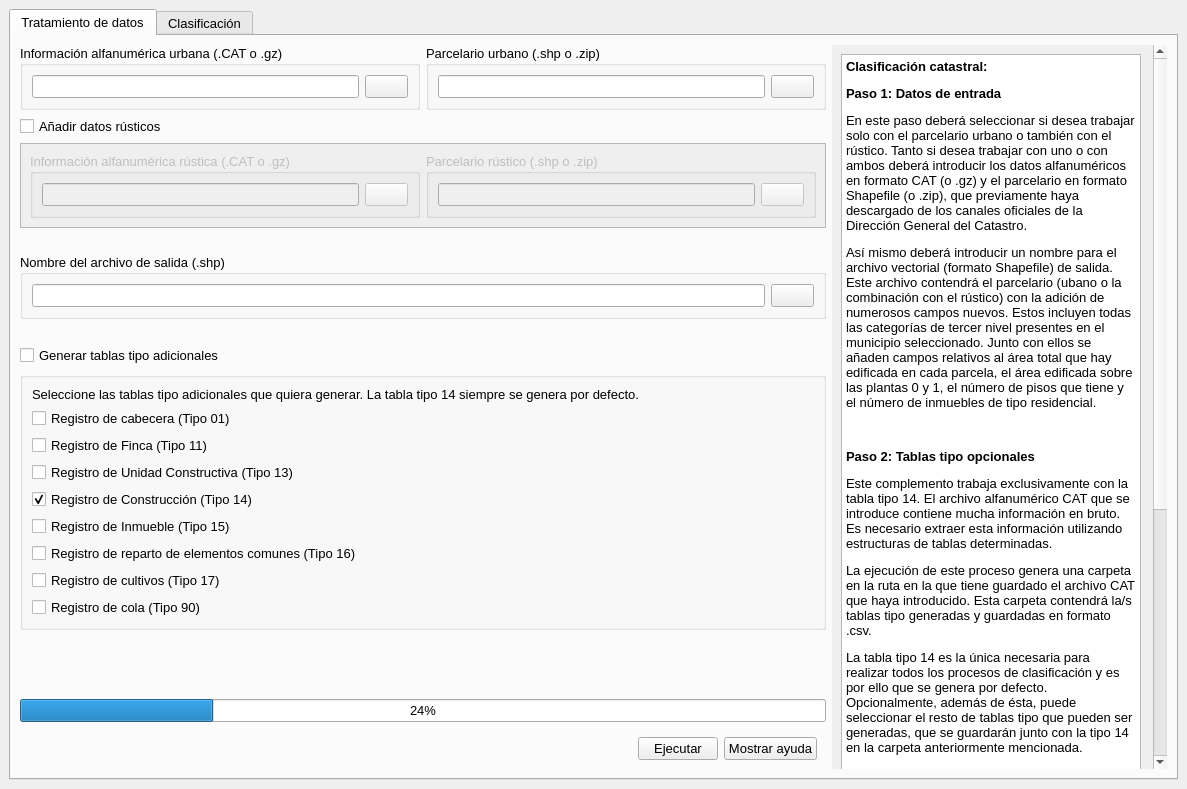
Before: the Qt Designer form cadastral_classifier_dialog_base.ui in TransUrban-UAH/Cadastral_Classifier, drawn with Qt 5.
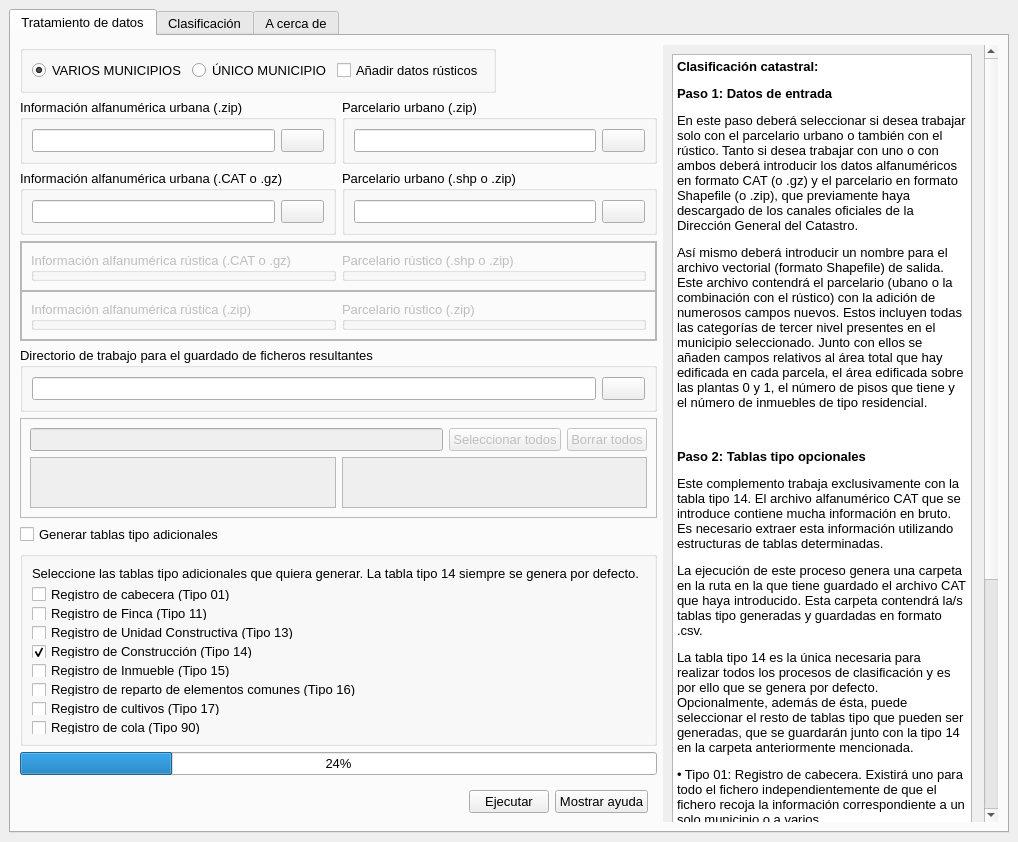
After: the same form once the commit is applied. Icons and pictures are not drawn.

Patch:
```diff
--- a/cadastral_classifier_dialog_base.ui
+++ b/cadastral_classifier_dialog_base.ui
@@ -6,8 +6,8 @@
    <rect>
     <x>0</x>
     <y>0</y>
-    <width>1187</width>
-    <height>789</height>
+    <width>1018</width>
+    <height>842</height>
    </rect>
   </property>
   <property name="sizePolicy">
@@ -18,8 +18,8 @@
   </property>
   <property name="minimumSize">
    <size>
-    <width>1187</width>
-    <height>789</height>
+    <width>1018</width>
+    <height>842</height>
    </size>
   </property>
   <property name="maximumSize">
@@ -51,7 +51,25 @@
   <widget class="QWidget" name="Content_DockW">
    <layout class="QVBoxLayout" name="verticalLayout_89">
     <item>
-     <widget class="QTabWidget" name="Boxes">
+     <widget class="QTabWidget" name="Main">
+      <property name="sizePolicy">
+       <sizepolicy hsizetype="Preferred" vsizetype="Preferred">
+        <horstretch>0</horstretch>
+        <verstretch>0</verstretch>
+       </sizepolicy>
+      </property>
+      <property name="minimumSize">
+       <size>
+        <width>1000</width>
+        <height>800</height>
+       </size>
+      </property>
+      <property name="maximumSize">
+       <size>
+        <width>16777215</width>
+        <height>16777215</height>
+       </size>
+      </property>
       <property name="font">
        <font>
         <pointsize>10</pointsize>
@@ -71,7 +89,73 @@
         <item>
          <layout class="QVBoxLayout" name="Vertical_quadrant_1">
           <item>
-           <widget class="QWidget" name="widget_3" native="true">
+           <widget class="QGroupBox" name="groupBox_clasif_option_2">
+            <property name="sizePolicy">
+             <sizepolicy hsizetype="Preferred" vsizetype="Preferred">
+              <horstretch>0</horstretch>
+              <verstretch>0</verstretch>
+             </sizepolicy>
+            </property>
+            <property name="title">
+             <string/>
+            </property>
+            <layout class="QHBoxLayout" name="horizontalLayout_25">
+             <property name="sizeConstraint">
+              <enum>QLayout::SetFixedSize</enum>
+             </property>
+             <item>
+              <widget class="QRadioButton" name="option_multiple_mun_p1">
+               <property name="sizePolicy">
+                <sizepolicy hsizetype="Preferred" vsizetype="Preferred">
+                 <horstretch>0</horstretch>
+                 <verstretch>0</verstretch>
+                </sizepolicy>
+               </property>
+               <property name="text">
+                <string>VARIOS MUNICIPIOS</string>
+               </property>
+               <property name="checked">
+                <bool>true</bool>
+               </property>
+              </widget>
+             </item>
+             <item>
+              <widget class="QRadioButton" name="option_single_mun_p1">
+               <property name="sizePolicy">
+                <sizepolicy hsizetype="Preferred" vsizetype="Preferred">
+                 <horstretch>0</horstretch>
+                 <verstretch>0</verstretch>
+                </sizepolicy>
+               </property>
+               <property name="text">
+                <string>ÚNICO MUNICIPIO</string>
+               </property>
+               <property name="checked">
+                <bool>false</bool>
+               </property>
+              </widget>
+             </item>
+             <item>
+              <widget class="QCheckBox" name="Option_include_rural">
+               <property name="sizePolicy">
+                <sizepolicy hsizetype="Preferred" vsizetype="Preferred">
+                 <horstretch>0</horstretch>
+                 <verstretch>0</verstretch>
+                </sizepolicy>
+               </property>
+               <property name="cursor">
+                <cursorShape>ArrowCursor</cursorShape>
+               </property>
+               <property name="text">
+                <string>Añadir datos rústicos</string>
+               </property>
+              </widget>
+             </item>
+            </layout>
+           </widget>
+          </item>
+          <item>
+           <widget class="QWidget" name="widget_opcion_U_multi" native="true">
             <layout class="QHBoxLayout" name="horizontalLayout_20">
              <property name="leftMargin">
               <number>0</number>
@@ -93,7 +177,7 @@
                 </font>
                </property>
                <property name="title">
-                <string>Información alfanumérica urbana (.CAT o .gz)</string>
+                <string>Información alfanumérica urbana (.zip)</string>
                </property>
                <property name="flat">
                 <bool>true</bool>
@@ -130,7 +214,7 @@
                 </sizepolicy>
                </property>
                <property name="title">
-                <string>Parcelario urbano (.shp o .zip)</string>
+                <string>Parcelario urbano (.zip)</string>
                </property>
                <layout class="QHBoxLayout" name="horizontalLayout_14">
                 <item>
@@ -159,47 +243,39 @@
            </widget>
           </item>
           <item>
-           <widget class="QCheckBox" name="Option_include_rural">
-            <property name="cursor">
-             <cursorShape>ArrowCursor</cursorShape>
-            </property>
-            <property name="text">
-             <string>Añadir datos rústicos</string>
-            </property>
-           </widget>
-          </item>
-          <item>
-           <widget class="QFrame" name="frame">
-            <property name="enabled">
-             <bool>false</bool>
-            </property>
-            <property name="autoFillBackground">
-             <bool>true</bool>
-            </property>
-            <property name="frameShape">
-             <enum>QFrame::StyledPanel</enum>
-            </property>
-            <property name="frameShadow">
-             <enum>QFrame::Plain</enum>
-            </property>
-            <layout class="QHBoxLayout" name="horizontalLayout">
+           <widget class="QWidget" name="widget_opcion_U_unique" native="true">
+            <layout class="QHBoxLayout" name="horizontalLayout_22">
+             <property name="leftMargin">
+              <number>0</number>
+             </property>
+             <property name="topMargin">
+              <number>0</number>
+             </property>
+             <property name="rightMargin">
+              <number>0</number>
+             </property>
+             <property name="bottomMargin">
+              <number>0</number>
+             </property>
              <item>
-              <widget class="QGroupBox" name="Group_CAT_R">
-               <property name="focusPolicy">
-                <enum>Qt::NoFocus</enum>
+              <widget class="QGroupBox" name="Group_CAT_U_unique">
+               <property name="font">
+                <font>
+                 <pointsize>10</pointsize>
+                </font>
                </property>
                <property name="title">
-                <string>Información alfanumérica rústica (.CAT o .gz)</string>
+                <string>Información alfanumérica urbana (.CAT o .gz)</string>
                </property>
                <property name="flat">
                 <bool>true</bool>
                </property>
-               <layout class="QHBoxLayout" name="horizontalLayout_19">
+               <layout class="QHBoxLayout" name="horizontalLayout_35">
                 <item>
-                 <widget class="QLineEdit" name="dir_cat_rust"/>
+                 <widget class="QLineEdit" name="dir_cat_urb_unique"/>
                 </item>
                 <item>
-                 <widget class="QPushButton" name="button_cat_rust">
+                 <widget class="QPushButton" name="button_cat_urb_unique">
                   <property name="cursor">
                    <cursorShape>PointingHandCursor</cursorShape>
                   </property>
@@ -218,7 +294,7 @@
               </widget>
              </item>
              <item>
-              <widget class="QGroupBox" name="Group_SHP_R">
+              <widget class="QGroupBox" name="Group_SHP_U_unique">
                <property name="sizePolicy">
                 <sizepolicy hsizetype="Preferred" vsizetype="Preferred">
                  <horstretch>0</horstretch>
@@ -226,14 +302,14 @@
                 </sizepolicy>
                </property>
                <property name="title">
-                <string>Parcelario rústico (.shp o .zip)</string>
+                <string>Parcelario urbano (.shp o .zip)</string>
                </property>
-               <layout class="QHBoxLayout" name="horizontalLayout_27">
+               <layout class="QHBoxLayout" name="horizontalLayout_15">
                 <item>
-                 <widget class="QLineEdit" name="dir_shp_rust"/>
+                 <widget class="QLineEdit" name="dir_shp_urb_unique"/>
                 </item>
                 <item>
-                 <widget class="QPushButton" name="button_shp_rust">
+                 <widget class="QPushButton" name="button_shp_urb_unique">
                   <property name="cursor">
                    <cursorShape>PointingHandCursor</cursorShape>
                   </property>
@@ -255,22 +331,223 @@
            </widget>
           </item>
           <item>
-           <spacer name="horizontalSpacer_2">
-            <property name="orientation">
-             <enum>Qt::Horizontal</enum>
-            </property>
-            <property name="sizeHint" stdset="0">
+           <widget class="QFrame" name="frame_R_multi">
+            <property name="minimumSize">
              <size>
-              <width>40</width>
-              <height>20</height>
+              <width>0</width>
+              <height>100</height>
              </size>
             </property>
-           </spacer>
+            <property name="frameShape">
+             <enum>QFrame::StyledPanel</enum>
+            </property>
+            <property name="frameShadow">
+             <enum>QFrame::Raised</enum>
+            </property>
+            <layout class="QVBoxLayout" name="verticalLayout_3">
+             <property name="spacing">
+              <number>0</number>
+             </property>
+             <property name="leftMargin">
+              <number>0</number>
+             </property>
+             <property name="topMargin">
+              <number>0</number>
+             </property>
+             <property name="rightMargin">
+              <number>0</number>
+             </property>
+             <property name="bottomMargin">
+              <number>0</number>
+             </property>
+             <item>
+              <widget class="QFrame" name="frame_3">
+               <property name="enabled">
+                <bool>true</bool>
+               </property>
+               <property name="frameShape">
+                <enum>QFrame::StyledPanel</enum>
+               </property>
+               <property name="frameShadow">
+                <enum>QFrame::Raised</enum>
+               </property>
+               <layout class="QHBoxLayout" name="horizontalLayout_3">
+                <item>
+                 <widget class="QGroupBox" name="Group_CAT_R_unique">
+                  <property name="enabled">
+                   <bool>false</bool>
+                  </property>
+                  <property name="focusPolicy">
+                   <enum>Qt::NoFocus</enum>
+                  </property>
+                  <property name="title">
+                   <string>Información alfanumérica rústica (.CAT o .gz)</string>
+                  </property>
+                  <property name="flat">
+                   <bool>true</bool>
+                  </property>
+                  <layout class="QHBoxLayout" name="horizontalLayout_36">
+                   <item>
+                    <widget class="QLineEdit" name="dir_cat_rust_unique"/>
+                   </item>
+                   <item>
+                    <widget class="QPushButton" name="button_cat_rust_unique">
+                     <property name="cursor">
+                      <cursorShape>PointingHandCursor</cursorShape>
+                     </property>
+                     <property name="text">
+                      <string/>
+                     </property>
+                     <property name="iconSize">
+                      <size>
+                       <width>20</width>
+                       <height>20</height>
+                      </size>
+                     </property>
+                    </widget>
+                   </item>
+                  </layout>
+                 </widget>
+                </item>
+                <item>
+                 <widget class="QGroupBox" name="Group_SHP_R_unique">
+                  <property name="enabled">
+                   <bool>false</bool>
+                  </property>
+                  <property name="sizePolicy">
+                   <sizepolicy hsizetype="Preferred" vsizetype="Preferred">
+                    <horstretch>0</horstretch>
+                    <verstretch>0</verstretch>
+                   </sizepolicy>
+                  </property>
+                  <property name="title">
+                   <string>Parcelario rústico (.shp o .zip)</string>
+                  </property>
+                  <layout class="QHBoxLayout" name="horizontalLayout_37">
+                   <item>
+                    <widget class="QLineEdit" name="dir_shp_rust_unique"/>
+                   </item>
+                   <item>
+                    <widget class="QPushButton" name="button_shp_rust_unique">
+                     <property name="cursor">
+                      <cursorShape>PointingHandCursor</cursorShape>
+                     </property>
+                     <property name="text">
+                      <string/>
+                     </property>
+                     <property name="iconSize">
+                      <size>
+                       <width>20</width>
+                       <height>20</height>
+                      </size>
+                     </property>
+                    </widget>
+                   </item>
+                  </layout>
+                 </widget>
+                </item>
+               </layout>
+              </widget>
+             </item>
+             <item>
+              <widget class="QFrame" name="frame_5">
+               <property name="enabled">
+                <bool>true</bool>
+               </property>
+               <property name="frameShape">
+                <enum>QFrame::StyledPanel</enum>
+               </property>
+               <property name="frameShadow">
+                <enum>QFrame::Raised</enum>
+               </property>
+               <layout class="QHBoxLayout" name="horizontalLayout_6">
+                <item>
+                 <widget class="QGroupBox" name="Group_CAT_R_multi">
+                  <property name="enabled">
+                   <bool>false</bool>
+                  </property>
+                  <property name="focusPolicy">
+                   <enum>Qt::NoFocus</enum>
+                  </property>
+                  <property name="title">
+                   <string>Información alfanumérica rústica (.zip)</string>
+                  </property>
+                  <property name="flat">
+                   <bool>true</bool>
+                  </property>
+                  <layout class="QHBoxLayout" name="horizontalLayout_19">
+                   <item>
+                    <widget class="QLineEdit" name="dir_cat_rust_multi"/>
+                   </item>
+                   <item>
+                    <widget class="QPushButton" name="button_cat_rust_multi">
+                     <property name="cursor">
+                      <cursorShape>PointingHandCursor</cursorShape>
+                     </property>
+                     <property name="text">
+                      <string/>
+                     </property>
+                     <property name="iconSize">
+                      <size>
+                       <width>20</width>
+                       <height>20</height>
+                      </size>
+                     </property>
+                    </widget>
+                   </item>
+                  </layout>
+                 </widget>
+                </item>
+                <item>
+                 <widget class="QGroupBox" name="Group_SHP_R_multi">
+                  <property name="enabled">
+                   <bool>false</bool>
+                  </property>
+                  <property name="sizePolicy">
+                   <sizepolicy hsizetype="Preferred" vsizetype="Preferred">
+                    <horstretch>0</horstretch>
+                    <verstretch>0</verstretch>
+                   </sizepolicy>
+                  </property>
+                  <property name="title">
+                   <string>Parcelario rústico (.zip)</string>
+                  </property>
+                  <layout class="QHBoxLayout" name="horizontalLayout_27">
+                   <item>
+                    <widget class="QLineEdit" name="dir_shp_rust_multi"/>
+                   </item>
+                   <item>
+                    <widget class="QPushButton" name="button_shp_rust_multi">
+                     <property name="cursor">
+                      <cursorShape>PointingHandCursor</cursorShape>
+                     </property>
+                     <property name="text">
+                      <string/>
+                     </property>
+                     <property name="iconSize">
+                      <size>
+                       <width>20</width>
+                       <height>20</height>
+                      </size>
+                     </property>
+                    </widget>
+                   </item>
+                  </layout>
+                 </widget>
+                </item>
+               </layout>
+              </widget>
+             </item>
+            </layout>
+           </widget>
           </item>
           <item>
            <widget class="QGroupBox" name="Group_SHP_output_edif">
             <property name="title">
-             <string>Nombre del archivo de salida (.shp) </string>
+             <string>Directorio de trabajo para el guardado de ficheros resultantes</string>
+            </property>
+            <property name="flat">
+             <bool>true</bool>
             </property>
             <layout class="QHBoxLayout" name="horizontalLayout_26">
              <item>
@@ -296,17 +573,100 @@
            </widget>
           </item>
           <item>
-           <spacer name="horizontalSpacer">
-            <property name="orientation">
-             <enum>Qt::Horizontal</enum>
+           <widget class="QFrame" name="frame_seleccion_mun">
+            <property name="enabled">
+             <bool>false</bool>
             </property>
-            <property name="sizeHint" stdset="0">
+            <property name="sizePolicy">
+             <sizepolicy hsizetype="Preferred" vsizetype="Expanding">
+              <horstretch>0</horstretch>
+              <verstretch>0</verstretch>
+             </sizepolicy>
+            </property>
+            <property name="minimumSize">
              <size>
-              <width>40</width>
-              <height>20</height>
+              <width>0</width>
+              <height>100</height>
              </size>
             </property>
-           </spacer>
+            <property name="frameShape">
+             <enum>QFrame::StyledPanel</enum>
+            </property>
+            <property name="frameShadow">
+             <enum>QFrame::Raised</enum>
+            </property>
+            <layout class="QVBoxLayout" name="verticalLayout_26">
+             <item>
+              <layout class="QHBoxLayout" name="horizontalLayout_filter">
+               <item>
+                <widget class="QLineEdit" name="filtro_mun"/>
+               </item>
+               <item>
+                <widget class="QPushButton" name="button_selec_todos_mun">
+                 <property name="cursor">
+                  <cursorShape>PointingHandCursor</cursorShape>
+                 </property>
+                 <property name="text">
+                  <string>Seleccionar todos</string>
+                 </property>
+                </widget>
+               </item>
+               <item>
+                <widget class="QPushButton" name="button_deselec_todos_mun">
+                 <property name="cursor">
+                  <cursorShape>PointingHandCursor</cursorShape>
+                 </property>
+                 <property name="text">
+                  <string>Borrar todos</string>
+                 </property>
+                </widget>
+               </item>
+              </layout>
+             </item>
+             <item>
+              <layout class="QHBoxLayout" name="horizontalLayout_filter_info">
+               <item>
+                <widget class="QListWidget" name="mun_list">
+                 <property name="mouseTracking">
+                  <bool>true</bool>
+                 </property>
+                 <property name="tabletTracking">
+                  <bool>true</bool>
+                 </property>
+                 <property name="contextMenuPolicy">
+                  <enum>Qt::CustomContextMenu</enum>
+                 </property>
+                 <property name="acceptDrops">
+                  <bool>false</bool>
+                 </property>
+                 <property name="editTriggers">
+                  <set>QAbstractItemView::AnyKeyPressed|QAbstractItemView::CurrentChanged</set>
+                 </property>
+                 <property name="sortingEnabled">
+                  <bool>false</bool>
+                 </property>
+                </widget>
+               </item>
+               <item>
+                <widget class="QListWidget" name="mun_list_selected">
+                 <property name="contextMenuPolicy">
+                  <enum>Qt::CustomContextMenu</enum>
+                 </property>
+                 <property name="frameShape">
+                  <enum>QFrame::StyledPanel</enum>
+                 </property>
+                 <property name="frameShadow">
+                  <enum>QFrame::Sunken</enum>
+                 </property>
+                 <property name="sortingEnabled">
+                  <bool>false</bool>
+                 </property>
+                </widget>
+               </item>
+              </layout>
+             </item>
+            </layout>
+           </widget>
           </item>
           <item>
            <widget class="QCheckBox" name="Option_other_tables">
@@ -600,7 +960,10 @@
             <property name="title">
              <string>Archivo vectorial generado en el módulo Tratamiento de datos (.shp)</string>
             </property>
-            <layout class="QHBoxLayout" name="horizontalLayout_3">
+            <layout class="QHBoxLayout" name="horizontalLayout_48">
+             <property name="sizeConstraint">
+              <enum>QLayout::SetFixedSize</enum>
+             </property>
              <item>
               <widget class="QLineEdit" name="dir_input_edif"/>
              </item>
@@ -645,7 +1008,22 @@
             <property name="title">
              <string>Nombre del archivo de salida (.shp)</string>
             </property>
-            <layout class="QHBoxLayout" name="horizontalLayout_6">
+            <property name="autoFillBackground">
+             <bool>false</bool>
+            </property>
+            <layout class="QHBoxLayout" name="horizontalLayout_40">
+             <property name="leftMargin">
+              <number>0</number>
+             </property>
+             <property name="topMargin">
+              <number>0</number>
+             </property>
+             <property name="rightMargin">
+              <number>0</number>
+             </property>
+             <property name="bottomMargin">
+              <number>0</number>
+             </property>
              <item>
               <widget class="QLineEdit" name="dir_output_clsasification"/>
              </item>
@@ -6879,6 +7257,168 @@
         </item>
        </layout>
       </widget>
+      <widget class="QWidget" name="Box_info">
+       <attribute name="title">
+        <string>A cerca de</string>
+       </attribute>
+       <layout class="QHBoxLayout" name="horizontalLayout_39">
+        <item>
+         <layout class="QGridLayout" name="gridLayout">
+          <item row="0" column="0">
+           <widget class="QFrame" name="frame_6">
+            <property name="sizePolicy">
+             <sizepolicy hsizetype="Expanding" vsizetype="Expanding">
+              <horstretch>0</horstretch>
+              <verstretch>0</verstretch>
+             </sizepolicy>
+            </property>
+            <property name="minimumSize">
+             <size>
+              <width>800</width>
+              <height>500</height>
+             </size>
+            </property>
+            <property name="frameShape">
+             <enum>QFrame::NoFrame</enum>
+            </property>
+            <property name="frameShadow">
+             <enum>QFrame::Plain</enum>
+            </property>
+            <layout class="QVBoxLayout" name="verticalLayout_28">
+             <item>
+              <widget class="QTextBrowser" name="textBrowser">
+               <property name="autoFillBackground">
+                <bool>true</bool>
+               </property>
+               <property name="frameShape">
+                <enum>QFrame::NoFrame</enum>
+               </property>
+               <property name="frameShadow">
+                <enum>QFrame::Plain</enum>
+               </property>
+               <property name="html">
+                <string>&lt;!DOCTYPE HTML PUBLIC &quot;-//W3C//DTD HTML 4.0//EN&quot; &quot;http://www.w3.org/TR/REC-html40/strict.dtd&quot;&gt;
+&lt;html&gt;&lt;head&gt;&lt;meta name=&quot;qrichtext&quot; content=&quot;1&quot; /&gt;&lt;style type=&quot;text/css&quot;&gt;
+p, li { white-space: pre-wrap; }
+&lt;/style&gt;&lt;/head&gt;&lt;body style=&quot; font-family:'MS Shell Dlg 2'; font-size:10pt; font-weight:400; font-style:normal;&quot;&gt;
+&lt;p style=&quot; margin-top:0px; margin-bottom:20px; margin-left:0px; margin-right:0px; -qt-block-indent:0; text-indent:0px; background-color:#ffffff;&quot;&gt;&lt;span style=&quot; font-family:'MS Shell Dlg 2,sans-serif'; font-size:12pt;&quot;&gt;Clasificador Catastral (&lt;/span&gt;&lt;span style=&quot; font-family:'MS Shell Dlg 2,sans-serif'; font-size:12pt; font-style:italic;&quot;&gt;Cadastral Classifier, &lt;/span&gt;&lt;span style=&quot; font-family:'MS Shell Dlg 2,sans-serif'; font-size:12pt;&quot;&gt;CC) se ha desarrollado bajo la versión 3.16 de QGIS, que incluye una instalación de &lt;/span&gt;&lt;span style=&quot; font-family:'MS Shell Dlg 2,sans-serif'; font-size:12pt; font-style:italic;&quot;&gt;Python&lt;/span&gt;&lt;span style=&quot; font-family:'MS Shell Dlg 2,sans-serif'; font-size:12pt;&quot;&gt; 3.7, con la que se programaron los algoritmos y &lt;/span&gt;&lt;span style=&quot; font-family:'MS Shell Dlg 2,sans-serif'; font-size:12pt; font-style:italic;&quot;&gt;QT Designer&lt;/span&gt;&lt;span style=&quot; font-family:'MS Shell Dlg 2,sans-serif'; font-size:12pt;&quot;&gt;, con el que se diseñó de la interfaz.&lt;/span&gt;&lt;/p&gt;
+&lt;h3 style=&quot; margin-top:0px; margin-bottom:20px; margin-left:0px; margin-right:0px; -qt-block-indent:0; text-indent:0px; line-height:110%; background-color:#ffffff;&quot;&gt;&lt;span style=&quot; font-family:'MS Shell Dlg 2,sans-serif'; font-size:12pt; font-weight:600;&quot;&gt;Enlaces de interés:&lt;/span&gt;&lt;/h3&gt;
+&lt;p style=&quot; margin-top:0px; margin-bottom:0px; margin-left:0px; margin-right:0px; -qt-block-indent:0; text-indent:0px;&quot;&gt;&lt;span style=&quot; font-family:'MS Shell Dlg 2,sans-serif'; font-size:12pt;&quot;&gt;La información de entrada necesaria debe ser adquirida por medio del &lt;/span&gt;&lt;a href=&quot;https://www.sedecatastro.gob.es/&quot;&gt;&lt;span style=&quot; font-size:12pt; font-weight:600; text-decoration: underline; color:#0000ff;&quot;&gt;Canal oficial de la Dirección General del Catastro (DGC)&lt;/span&gt;&lt;/a&gt;&lt;/p&gt;
+&lt;p style=&quot; margin-top:12px; margin-bottom:12px; margin-left:0px; margin-right:0px; -qt-block-indent:0; text-indent:0px;&quot;&gt;&lt;span style=&quot; font-family:'MS Shell Dlg 2,sans-serif'; font-size:12pt;&quot;&gt;Para más ayuda sobre la adquisición de los datos, así como para obtener información más detallada de la herramienta, puede consultar y/o descargar el&lt;/span&gt;&lt;span style=&quot; font-family:'MS Shell Dlg 2,sans-serif'; font-size:12pt; font-weight:600;&quot;&gt; &lt;/span&gt;&lt;a href=&quot;https://github.com/TransUrban-UAH/Cadastral_Classifier/blob/main/manual_de_usuario.pdf&quot;&gt;&lt;span style=&quot; font-size:12pt; font-weight:600; text-decoration: underline; color:#0000ff;&quot;&gt;Manual de usuario&lt;/span&gt;&lt;/a&gt;&lt;/p&gt;
+&lt;p style=&quot; margin-top:12px; margin-bottom:12px; margin-left:0px; margin-right:0px; -qt-block-indent:0; text-indent:0px;&quot;&gt;&lt;span style=&quot; font-family:'MS Shell Dlg 2,sans-serif'; font-size:12pt;&quot;&gt;Para consultar el código fuente de la herramienta puede acudir al &lt;/span&gt;&lt;a href=&quot;https://github.com/TransUrban-UAH/Cadastral_Classifier&quot;&gt;&lt;span style=&quot; font-size:12pt; font-weight:600; text-decoration: underline; color:#0000ff;&quot;&gt;Repositorio de GitHub&lt;/span&gt;&lt;/a&gt;&lt;br /&gt;&lt;/p&gt;&lt;/body&gt;&lt;/html&gt;</string>
+               </property>
+               <property name="openExternalLinks">
+                <bool>true</bool>
+               </property>
+              </widget>
+             </item>
+            </layout>
+           </widget>
+          </item>
+          <item row="1" column="0">
+           <widget class="QFrame" name="frame_7">
+            <property name="frameShape">
+             <enum>QFrame::NoFrame</enum>
+            </property>
+            <property name="frameShadow">
+             <enum>QFrame::Plain</enum>
+            </property>
+            <layout class="QHBoxLayout" name="horizontalLayout">
+             <item>
+              <widget class="QLabel" name="label_logo_min_innov">
+               <property name="maximumSize">
+                <size>
+                 <width>16777215</width>
+                 <height>16777215</height>
+                </size>
+               </property>
+               <property name="text">
+                <string/>
+               </property>
+               <property name="scaledContents">
+                <bool>false</bool>
+               </property>
+               <property name="alignment">
+                <set>Qt::AlignCenter</set>
+               </property>
+               <property name="openExternalLinks">
+                <bool>true</bool>
+               </property>
+              </widget>
+             </item>
+             <item>
+              <widget class="QLabel" name="label_logo_AEI">
+               <property name="maximumSize">
+                <size>
+                 <width>16777215</width>
+                 <height>16777215</height>
+                </size>
+               </property>
+               <property name="text">
+                <string/>
+               </property>
+               <property name="scaledContents">
+                <bool>false</bool>
+               </property>
+               <property name="alignment">
+                <set>Qt::AlignCenter</set>
+               </property>
+               <property name="openExternalLinks">
+                <bool>true</bool>
+               </property>
+              </widget>
+             </item>
+             <item>
+              <widget class="QLabel" name="label_logo_PRTR">
+               <property name="maximumSize">
+                <size>
+                 <width>16777215</width>
+                 <height>16777215</height>
+                </size>
+               </property>
+               <property name="text">
+                <string/>
+               </property>
+               <property name="scaledContents">
+                <bool>false</bool>
+               </property>
+               <property name="alignment">
+                <set>Qt::AlignCenter</set>
+               </property>
+               <property name="openExternalLinks">
+                <bool>true</bool>
+               </property>
+              </widget>
+             </item>
+             <item>
+              <widget class="QLabel" name="label_logo_EU_NG">
+               <property name="maximumSize">
+                <size>
+                 <width>16777215</width>
+                 <height>16777215</height>
+                </size>
+               </property>
+               <property name="text">
+                <string/>
+               </property>
+               <property name="scaledContents">
+                <bool>false</bool>
+               </property>
+               <property name="alignment">
+                <set>Qt::AlignCenter</set>
+               </property>
+               <property name="openExternalLinks">
+                <bool>true</bool>
+               </property>
+              </widget>
+             </item>
+            </layout>
+           </widget>
+          </item>
+         </layout>
+        </item>
+       </layout>
+      </widget>
      </widget>
     </item>
    </layout>
```
Left out of the diff: 1239 changed lines with no effect on the pictures.
